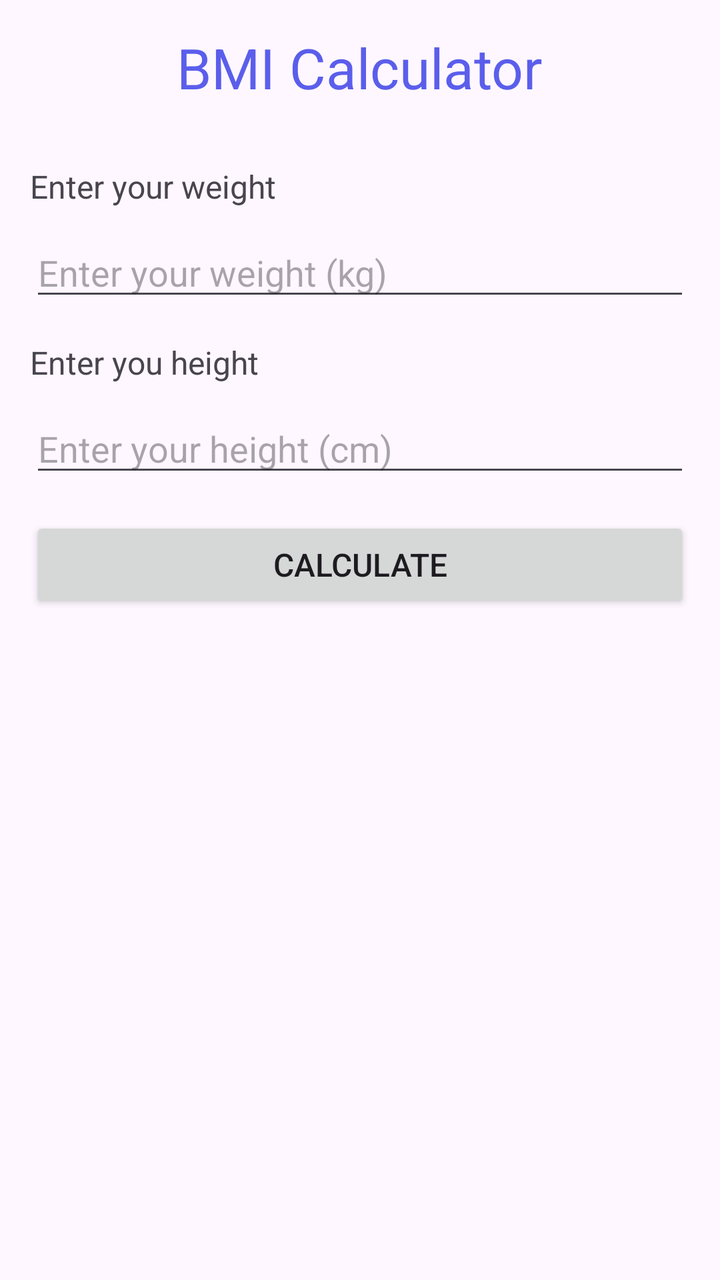
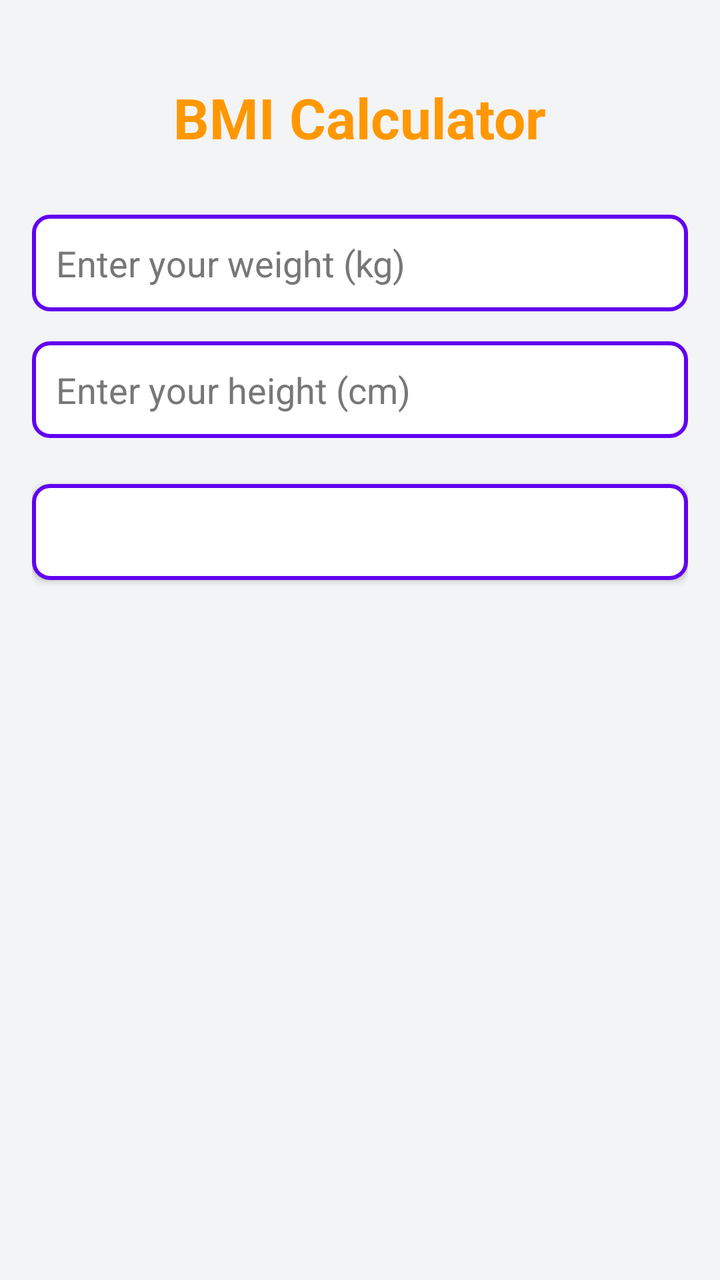

Two renders of the same Android screen: before a commit and after it. Below are the layout's source before the change and the commit's diff.
<!-- AndroidManifest.xml: application theme Theme.BMICalculator -->
<!-- res/layout/activity_main.xml -->
<?xml version="1.0" encoding="utf-8"?>
<LinearLayout xmlns:android="http://schemas.android.com/apk/res/android"
    xmlns:tools="http://schemas.android.com/tools"
    android:id="@+id/main"
    android:layout_width="match_parent"
    android:layout_height="match_parent"
    android:orientation="vertical"
    android:padding="15dp"
    tools:context=".MainActivity">

    <TextView
        android:layout_width="wrap_content"
        android:layout_height="wrap_content"
        android:layout_gravity="center"
        android:layout_marginBottom="30dp"
        android:text="BMI Calculator"
        android:textColor="#5b5eeb"
        android:textSize="28sp"

        />


    <TextView
        android:layout_width="wrap_content"
        android:layout_height="wrap_content"
        android:layout_marginBottom="10dp"
        android:text="Enter your weight"
        android:textSize="16sp"

        />

    <EditText
        android:id="@+id/etweight"
        android:layout_width="match_parent"
        android:layout_height="wrap_content"
        android:layout_gravity="center"
        android:layout_marginBottom="15dp"
        android:hint="Enter your weight (kg)"

        />

    <TextView
        android:layout_width="wrap_content"
        android:layout_height="wrap_content"
        android:layout_marginBottom="10dp"
        android:hint="Enter your height (cm)"
        android:text="Enter you height"
        android:textSize="16sp"

        />

    <EditText
        android:id="@+id/etheight"
        android:layout_width="match_parent"
        android:layout_height="wrap_content"
        android:layout_gravity="center"
        android:layout_marginBottom="15dp"
        android:hint="Enter your height (cm)"

        />

    <Button
        android:id="@+id/btncalculate"
        android:layout_width="match_parent"
        android:layout_height="wrap_content"
        android:layout_marginBottom="15dp"
        android:text="Calculate"
        android:textSize="16sp"

        />

    <TextView
        android:id="@+id/txtresult"
        android:layout_width="wrap_content"
        android:layout_height="wrap_content"
        android:layout_gravity="center"


        />

</LinearLayout>
<!-- resources referenced by this layout -->
<resources>
  <style name="Theme.BMICalculator" parent="Base.Theme.BMICalculator" />
  <style name="Base.Theme.BMICalculator" parent="Theme.Material3.DayNight.NoActionBar">
          
          
      </style>
</resources>

<!-- the commit's change to res/layout/activity_main.xml (unified diff, before → after) -->
@@ -1,33 +1,27 @@
 <?xml version="1.0" encoding="utf-8"?>
 <LinearLayout xmlns:android="http://schemas.android.com/apk/res/android"
-    xmlns:tools="http://schemas.android.com/tools"
     android:id="@+id/main"
     android:layout_width="match_parent"
     android:layout_height="match_parent"
     android:orientation="vertical"
-    android:padding="15dp"
-    tools:context=".MainActivity">
+    android:padding="16dp"
+    android:background="@color/background"
+
+    >
 
     <TextView
         android:layout_width="wrap_content"
         android:layout_height="wrap_content"
         android:layout_gravity="center"
         android:layout_marginBottom="30dp"
+        android:layout_marginTop="24dp"
         android:text="BMI Calculator"
-        android:textColor="#5b5eeb"
+        android:textStyle="bold"
+        android:textColor="@color/primaryText"
         android:textSize="28sp"
 
         />
 
-
-    <TextView
-        android:layout_width="wrap_content"
-        android:layout_height="wrap_content"
-        android:layout_marginBottom="10dp"
-        android:text="Enter your weight"
-        android:textSize="16sp"
-
-        />
 
     <EditText
         android:id="@+id/etweight"
@@ -35,19 +29,15 @@
         android:layout_height="wrap_content"
         android:layout_gravity="center"
         android:layout_marginBottom="15dp"
+        android:inputType="numberDecimal"
         android:hint="Enter your weight (kg)"
+        android:background="@drawable/edit_text_bg"
+        android:textColor="@color/black"
+        android:padding="12dp"
+        android:textColorHint="@color/darkGrey"
 
         />
 
-    <TextView
-        android:layout_width="wrap_content"
-        android:layout_height="wrap_content"
-        android:layout_marginBottom="10dp"
-        android:hint="Enter your height (cm)"
-        android:text="Enter you height"
-        android:textSize="16sp"
-
-        />
 
     <EditText
         android:id="@+id/etheight"
@@ -55,7 +45,12 @@
         android:layout_height="wrap_content"
         android:layout_gravity="center"
         android:layout_marginBottom="15dp"
+        android:inputType="numberDecimal"
         android:hint="Enter your height (cm)"
+        android:background="@drawable/edit_text_bg"
+        android:textColor="@color/black"
+        android:padding="12dp"
+        android:textColorHint="@color/darkGrey"
 
         />
 
@@ -65,7 +60,11 @@
         android:layout_height="wrap_content"
         android:layout_marginBottom="15dp"
         android:text="Calculate"
-        android:textSize="16sp"
+        android:textSize="18sp"
+        android:background="@drawable/edit_text_bg"
+        android:textColor="@color/buttonText"
+        android:padding="4dp"
+        android:layout_marginTop="8dp"
 
         />
 
@@ -74,6 +73,7 @@
         android:layout_width="wrap_content"
         android:layout_height="wrap_content"
         android:layout_gravity="center"
+        android:textColor="@color/black"
 
 
         />
<!-- resource entries referenced after the edit -->
@@ -1,6 +1,21 @@
 <!-- resources referenced by this layout -->
 <resources>
+  <color name="background">#F3F4F6</color>
+  <color name="black">#000000</color>
+  <color name="buttonText">#FFFFFF</color>
+  <color name="darkGrey">#777777</color>
+  <color name="primaryText">#FF9800</color>
+  <!-- drawable edit_text_bg (drawable) -->
+  <?xml version="1.0" encoding="utf-8"?>
+  <shape xmlns:android="http://schemas.android.com/apk/res/android">
+      <solid android:color="@android:color/white" />
+      <corners android:radius="8dp" />
+      <stroke
+          android:width="2dp"
+          android:color="@color/primaryColor" />
+  </shape>
   <style name="Theme.BMICalculator" parent="Base.Theme.BMICalculator" />
+  <color name="primaryColor">#6200EE</color>
   <style name="Base.Theme.BMICalculator" parent="Theme.Material3.DayNight.NoActionBar">
           
           
